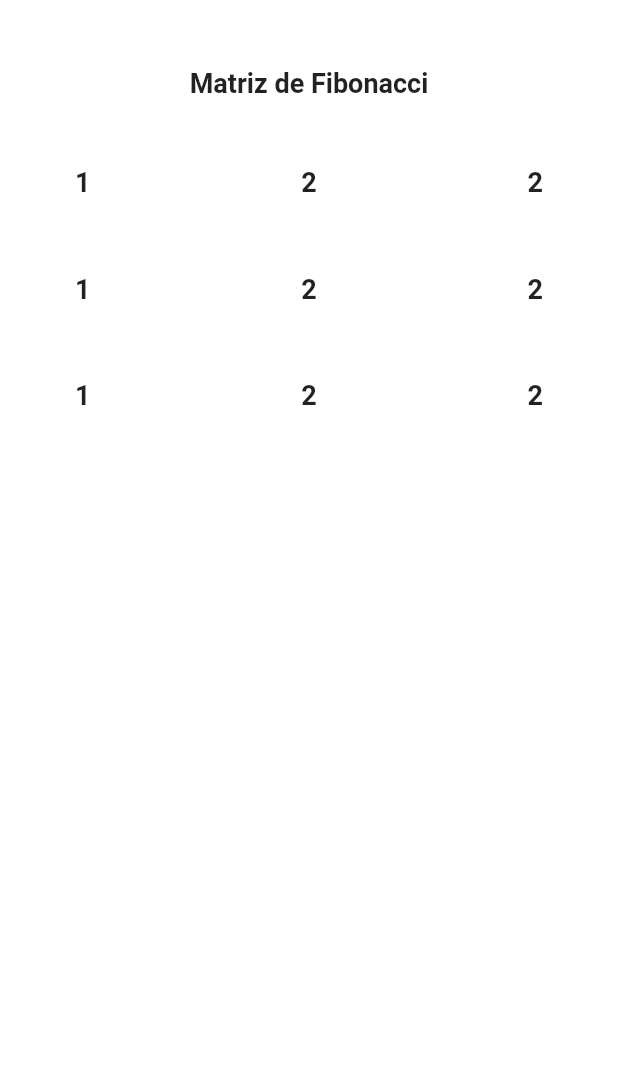
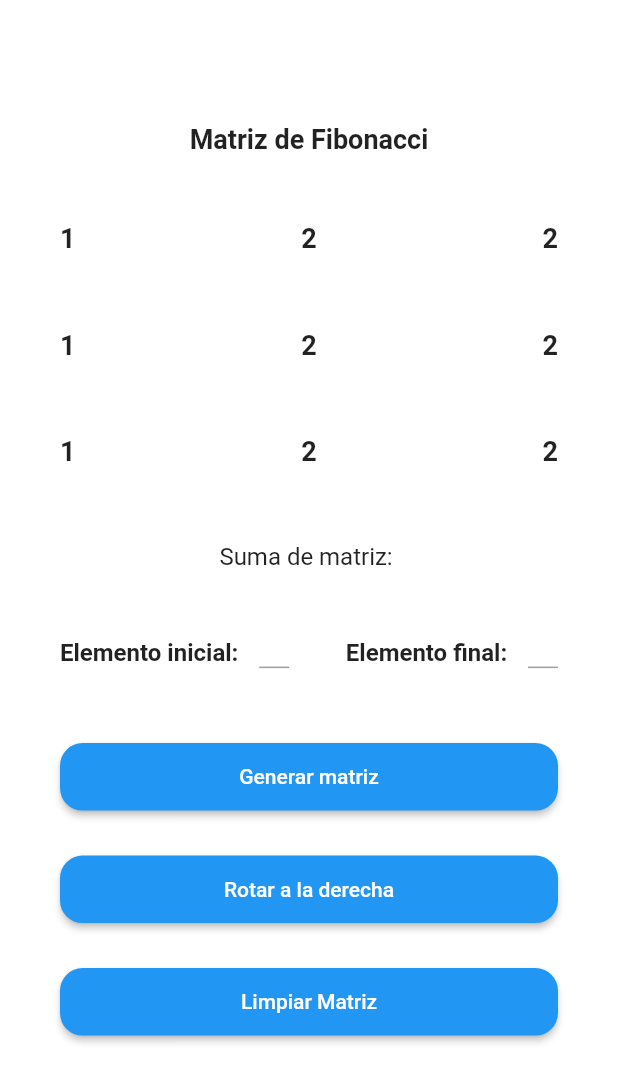
Before and after one commit to AbrahamHCz/fibonacci_flutter_test, a Flutter app: the screen it shows after launch, on a phone screen of 412 x 824 dp. Shown: the top 1083 px of the screen. Run offline on Flutter 3.47's test engine with Material 2 defaults, Android fonts, the light colour scheme and no system bars.

Commit message:
screens and secuence

```diff
--- a/lib/Home/controllers/home_controller.dart
+++ b/lib/Home/controllers/home_controller.dart
@@ -1,5 +1,23 @@
 import 'package:flutter/cupertino.dart';
 
 class HomeController extends ChangeNotifier {
-  AssignNumbers() {}
+  int count = 0;
+  int n = 9;
+  int f = 0;
+  int s = 1;
+  int series = 0;
+
+  fibonacciSecuence() {
+    while (count <= n) {
+      if (count <= 1) {
+        print(count);
+      } else {
+        series = f + s;
+        f = s;
+        s = series;
+        print(series);
+      }
+      count += 1;
+    }
+  }
 }
--- a/lib/Home/screens/home.dart
+++ b/lib/Home/screens/home.dart
@@ -1,13 +1,38 @@
 import 'package:flutter/material.dart';
+import 'package:flutter/services.dart';
+import 'package:fibonacci_flutter_test/Home/controllers/home_controller.dart';
 
 class Home extends StatelessWidget {
-  const Home({Key? key}) : super(key: key);
+  Home({Key? key}) : super(key: key);
+
+  int count = 0;
+  int n = 9;
+  int f = 0;
+  int s = 1;
+  int series = 0;
+
+  fibonacciSecuence() {
+    while (count <= n) {
+      if (count <= 1) {
+        print(count);
+      } else {
+        series = f + s;
+        f = s;
+        s = series;
+        print(series);
+      }
+      count += 1;
+    }
+  }
 
   @override
   Widget build(BuildContext context) {
+    double height = MediaQuery.of(context).size.height * 0.10;
     return Scaffold(
+      resizeToAvoidBottomInset: false,
       body: Container(
-        padding: EdgeInsets.only(top: 45, left: 50, right: 50),
+        height: double.infinity,
+        padding: EdgeInsets.only(top: height, left: 40, right: 40),
         color: Colors.white,
         child: Column(
           children: [
@@ -75,6 +100,106 @@ class Home extends StatelessWidget {
                 ),
               ],
             ),
+            const SizedBox(
+              height: 50,
+            ),
+            const Text(
+              "Suma de matriz: ",
+              style: TextStyle(fontSize: 16),
+            ),
+            const SizedBox(
+              height: 45,
+            ),
+            Row(
+              mainAxisAlignment: MainAxisAlignment.spaceBetween,
+              children: [
+                Text(
+                  "Elemento inicial:",
+                  style: TextStyle(fontSize: 16, fontWeight: FontWeight.w600),
+                ),
+                SizedBox(
+                  width: 20,
+                  height: 20,
+                  child: TextField(
+                    inputFormatters: <TextInputFormatter>[
+                      FilteringTextInputFormatter.digitsOnly,
+                    ],
+                    keyboardType: TextInputType.number,
+                  ),
+                ),
+                SizedBox(
+                  width: 10,
+                ),
+                Text(
+                  "Elemento final:",
+                  style: TextStyle(fontSize: 16, fontWeight: FontWeight.w600),
+                ),
+                SizedBox(
+                  width: 20,
+                  height: 20,
+                  child: TextField(
+                    inputFormatters: <TextInputFormatter>[
+                      FilteringTextInputFormatter.digitsOnly,
+                    ],
+                    keyboardType: TextInputType.number,
+                  ),
+                ),
+              ],
+            ),
+            const SizedBox(
+              height: 50,
+            ),
+            Container(
+              width: 400,
+              height: 45,
+              child: ElevatedButton(
+                onPressed: () => {fibonacciSecuence()},
+                style: ButtonStyle(
+                  shape: MaterialStateProperty.all<RoundedRectangleBorder>(
+                    RoundedRectangleBorder(
+                      borderRadius: BorderRadius.circular(15.0),
+                    ),
+                  ),
+                ),
+                child: Text("Generar matriz"),
+              ),
+            ),
+            const SizedBox(
+              height: 30,
+            ),
+            Container(
+              width: 400,
+              height: 45,
+              child: ElevatedButton(
+                onPressed: () {},
+                style: ButtonStyle(
+                  shape: MaterialStateProperty.all<RoundedRectangleBorder>(
+                    RoundedRectangleBorder(
+                      borderRadius: BorderRadius.circular(15.0),
+                    ),
+                  ),
+                ),
+                child: const Text("Rotar a la derecha"),
+              ),
+            ),
+            SizedBox(
+              height: 30,
+            ),
+            Container(
+              width: 400,
+              height: 45,
+              child: ElevatedButton(
+                onPressed: () {},
+                style: ButtonStyle(
+                  shape: MaterialStateProperty.all<RoundedRectangleBorder>(
+                    RoundedRectangleBorder(
+                      borderRadius: BorderRadius.circular(15.0),
+                    ),
+                  ),
+                ),
+                child: Text("Limpiar Matriz"),
+              ),
+            ),
           ],
         ),
       ),
--- a/lib/main.dart
+++ b/lib/main.dart
@@ -1,5 +1,5 @@
 import 'package:flutter/material.dart';
-import 'Home/screens/home.dart';
+import 'home/screens/home.dart';
 
 void main() {
   runApp(const MyApp());
```
